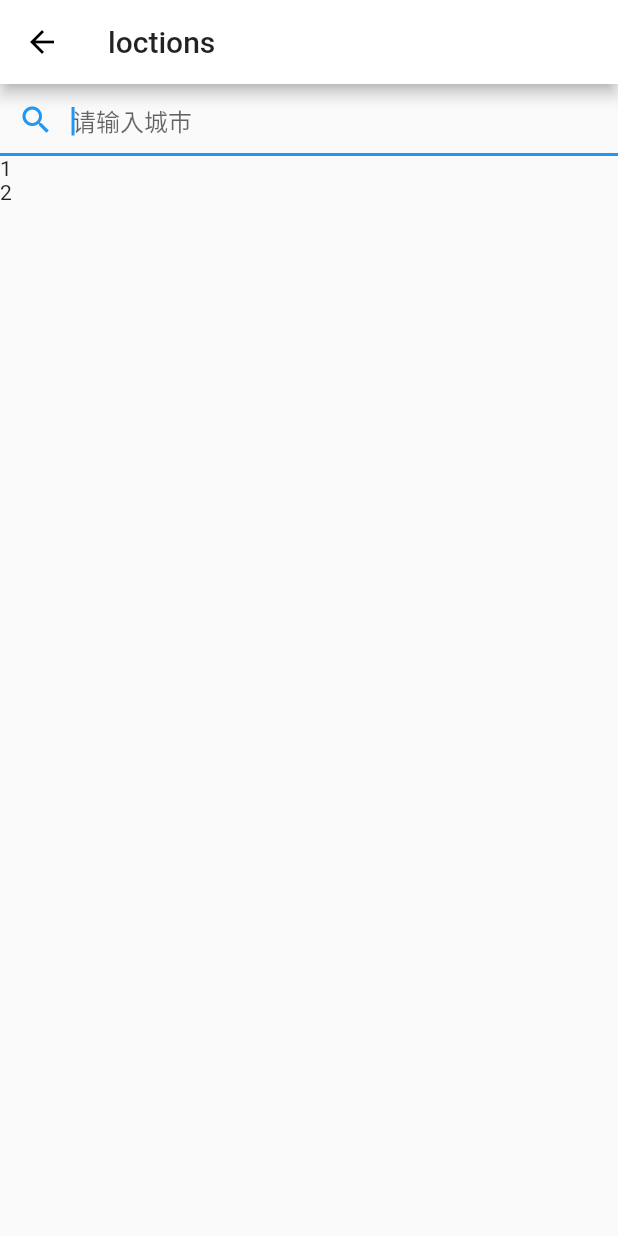
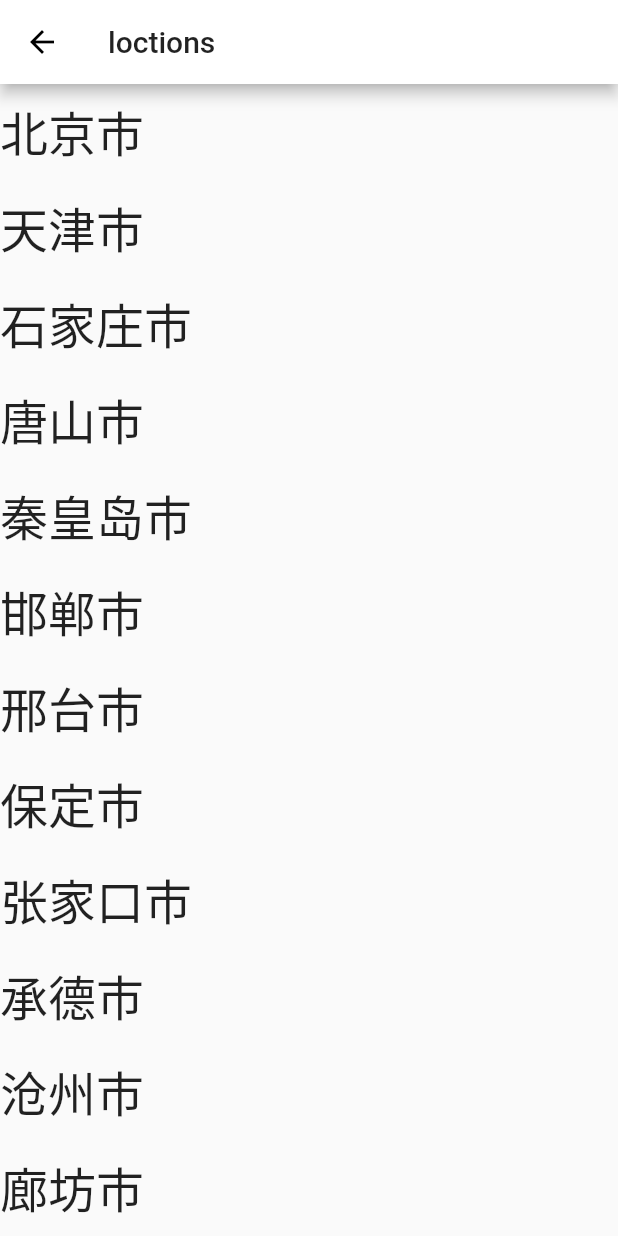
Before and after one commit to semperhhh/rainweat_flutter, a Flutter app: the loctionWidget screen opened directly, on a phone screen of 412 x 824 dp. Run offline on Flutter 3.47's test engine with Material 2 defaults, Android fonts, the light colour scheme and no system bars; our stand-ins replace dio, shared_preferences; accounts and stored records are empty.

Commit message:
添加图标

```diff
--- /dev/null
+++ b/lib/city.dart
@@ -0,0 +1,313 @@
+List cityList = ['北京市',
+'天津市',
+'石家庄市',
+'唐山市',
+'秦皇岛市',
+'邯郸市',
+'邢台市',
+'保定市',
+'张家口市',
+'承德市',
+'沧州市',
+'廊坊市',
+'衡水市',
+'太原市',
+'大同市',
+'阳泉市',
+'长治市',
+'晋城市',
+'朔州市',
+'晋中市',
+'运城市',
+'忻州市',
+'临汾市',
+'吕梁市',
+'呼和浩特市',
+'包头市',
+'乌海市',
+'赤峰市',
+'通辽市',
+'鄂尔多斯市',
+'呼伦贝尔市',
+'巴彦淖尔市',
+'乌兰察布市',
+'沈阳市',
+'大连市',
+'鞍山市',
+'抚顺市',
+'本溪市',
+'丹东市',
+'锦州市',
+'营口市',
+'阜新市',
+'辽阳市',
+'盘锦市',
+'铁岭市',
+'朝阳市',
+'葫芦岛市',
+'长春市',
+'吉林市',
+'四平市',
+'辽源市',
+'通化市',
+'白山市',
+'松原市',
+'白城市',
+'哈尔滨市',
+'齐齐哈尔市',
+'鸡西市',
+'鹤岗市',
+'双鸭山市',
+'大庆市',
+'伊春市',
+'佳木斯市',
+'七台河市',
+'牡丹江市',
+'黑河市',
+'绥化市',
+'上海市',
+'南京市',
+'无锡市',
+'徐州市',
+'常州市',
+'苏州市',
+'南通市',
+'连云港市',
+'淮安市',
+'盐城市',
+'扬州市',
+'镇江市',
+'泰州市',
+'宿迁市',
+'杭州市',
+'宁波市',
+'温州市',
+'嘉兴市',
+'湖州市',
+'绍兴市',
+'金华市',
+'衢州市',
+'舟山市',
+'台州市',
+'丽水市',
+'合肥市',
+'芜湖市',
+'蚌埠市',
+'淮南市',
+'马鞍山市',
+'淮北市',
+'铜陵市',
+'安庆市',
+'黄山市',
+'滁州市',
+'阜阳市',
+'宿州市',
+'六安市',
+'亳州市',
+'池州市',
+'宣城市',
+'福州市',
+'厦门市',
+'莆田市',
+'三明市',
+'泉州市',
+'漳州市',
+'南平市',
+'龙岩市',
+'宁德市',
+'南昌市',
+'景德镇市',
+'萍乡市',
+'九江市',
+'新余市',
+'鹰潭市',
+'赣州市',
+'吉安市',
+'宜春市',
+'抚州市',
+'上饶市',
+'济南市',
+'青岛市',
+'淄博市',
+'枣庄市',
+'东营市',
+'烟台市',
+'潍坊市',
+'济宁市',
+'泰安市',
+'威海市',
+'日照市',
+'莱芜市',
+'临沂市',
+'德州市',
+'聊城市',
+'滨州市',
+'菏泽市',
+'郑州市',
+'开封市',
+'洛阳市',
+'平顶山市',
+'安阳市',
+'鹤壁市',
+'新乡市',
+'焦作市',
+'濮阳市',
+'许昌市',
+'漯河市',
+'三门峡市',
+'南阳市',
+'商丘市',
+'信阳市',
+'周口市',
+'驻马店市',
+'武汉市',
+'黄石市',
+'十堰市',
+'宜昌市',
+'襄阳市',
+'鄂州市',
+'荆门市',
+'孝感市',
+'荆州市',
+'黄冈市',
+'咸宁市',
+'随州市',
+'长沙市',
+'株洲市',
+'湘潭市',
+'衡阳市',
+'邵阳市',
+'岳阳市',
+'常德市',
+'张家界市',
+'益阳市',
+'郴州市',
+'永州市',
+'怀化市',
+'娄底市',
+'广州市',
+'韶关市',
+'深圳市',
+'珠海市',
+'汕头市',
+'佛山市',
+'江门市',
+'湛江市',
+'茂名市',
+'肇庆市',
+'惠州市',
+'梅州市',
+'汕尾市',
+'河源市',
+'阳江市',
+'清远市',
+'东莞市',
+'中山市',
+'潮州市',
+'揭阳市',
+'云浮市',
+'南宁市',
+'柳州市',
+'桂林市',
+'梧州市',
+'北海市',
+'防城港市',
+'钦州市',
+'贵港市',
+'玉林市',
+'百色市',
+'贺州市',
+'河池市',
+'来宾市',
+'崇左市',
+'海口市',
+'三亚市',
+'三沙市',
+'儋州市',
+'重庆市',
+'成都市',
+'自贡市',
+'攀枝花市',
+'泸州市',
+'德阳市',
+'绵阳市',
+'广元市',
+'遂宁市',
+'内江市',
+'乐山市',
+'南充市',
+'眉山市',
+'宜宾市',
+'广安市',
+'达州市',
+'雅安市',
+'巴中市',
+'资阳市',
+'贵阳市',
+'六盘水市',
+'遵义市',
+'安顺市',
+'毕节市',
+'铜仁市',
+'昆明市',
+'曲靖市',
+'玉溪市',
+'保山市',
+'昭通市',
+'丽江市',
+'普洱市',
+'临沧市',
+'拉萨市',
+'日喀则市',
+'昌都市',
+'林芝市',
+'山南市',
+'那曲市',
+'西安市',
+'铜川市',
+'宝鸡市',
+'咸阳市',
+'渭南市',
+'延安市',
+'汉中市',
+'榆林市',
+'安康市',
+'商洛市',
+'兰州市',
+'嘉峪关市',
+'金昌市',
+'白银市',
+'天水市',
+'武威市',
+'张掖市',
+'平凉市',
+'酒泉市',
+'庆阳市',
+'定西市',
+'陇南市',
+'西宁市',
+'海东市',
+'银川市',
+'石嘴山市',
+'吴忠市',
+'固原市',
+'中卫市',
+'乌鲁木齐市',
+'克拉玛依市',
+'吐鲁番市',
+'哈密市',
+'台北市',
+'高雄市',
+'台南市',
+'台中市',
+'金门县',
+'南投县',
+'基隆市',
+'新竹市',
+'嘉义市',
+'新北市',
+'香港',
+'九龙',
+'新界',
+'澳门',
+];
--- a/lib/loctionWidget.dart
+++ b/lib/loctionWidget.dart
@@ -1,14 +1,22 @@
 import 'package:flutter/material.dart';
+import 'city.dart';
 
 class loctionWidget extends StatefulWidget {
-
   @override
-    createState() {
-      return loctionWidgetState();
-    }
+  createState() {
+    return loctionWidgetState();
+  }
 }
 
 class loctionWidgetState extends State<loctionWidget> {
+  TextEditingController _unameController = new TextEditingController(); //文本框
+
+  void initState() {
+    super.initState();
+    _unameController.addListener(() {
+      print(_unameController.text);
+    });
+  }
 
   @override
   Widget build(BuildContext context) {
@@ -16,19 +24,63 @@ class loctionWidgetState extends State<loctionWidget> {
       appBar: new AppBar(
         title: new Text("loctions"),
       ),
-      body: new ListView(
-        children: <Widget>[
-          new TextField(
-            autofocus: true,
-            decoration: InputDecoration(
-              prefixIcon: Icon(Icons.search),
-              hintText: "请输入城市",
-            ),
-          ),
-          new Text("1"),
-          new Text("2"),
-        ],
+      body: new ListView.builder(
+        itemCount: cityList.length,
+        itemBuilder: (BuildContext context, int index) {
+
+          // if (index == 0) {
+          //   return new TextField(
+          //     autofocus: true,
+          //     controller: _unameController, //设置controller
+          //     decoration: InputDecoration(
+          //       prefixIcon: Icon(Icons.search),
+          //       hintText: "请输入城市",
+          //     ),
+          //   );
+          // }
+
+          return cityViewCellWidget(index);
+        },
       ),
     );
   }
 }
+
+class cityViewCellWidget extends StatefulWidget {
+  int index;
+  cityViewCellWidget(this.index);
+  @override
+  State<StatefulWidget> createState() {
+    return cityViewCellWidgetState(index);
+  }
+}
+
+class cityViewCellWidgetState extends State<cityViewCellWidget> {
+  int index;
+  cityViewCellWidgetState(this.index);
+  TextStyle _bigStyle() {
+    return TextStyle(
+      fontSize: 32.0,
+      fontWeight: FontWeight.w300,
+    );
+  }
+
+  @override
+  Widget build(BuildContext context) {
+
+    return GestureDetector(
+      onTap: () {
+        print("cityList[index] -- ${cityList[index]}");
+        Navigator.pop(context,cityList[index]);
+      },
+      child: new Container(
+        alignment: Alignment.centerLeft,
+        height: 64.0,
+        child: new Text(
+          cityList[index],
+          style: _bigStyle(),
+        ),
+      ),
+    );
+  }
+}
--- a/lib/main.dart
+++ b/lib/main.dart
@@ -1,8 +1,15 @@
 import 'package:flutter/material.dart';
 import 'loctionWidget.dart'; //位置界面
 import 'package:dio/dio.dart'; //网络请求
-import 'package:http/http.dart' as http;
 import 'dart:convert';
+import 'package:shared_preferences/shared_preferences.dart'; //偏好存储
+
+//实例化网络类
+Dio dio = new Dio();
+String locationString = ""; //位置
+String ganMaoString; //感冒
+Color backColor = Colors.white;
+int currentInt = 0; //温度
 
 void main() => runApp(MyApp());
 
@@ -27,40 +34,41 @@ class HomePage extends StatefulWidget {
   }
 }
 
-//实例化网络类
-Dio dio = new Dio();
-
 //主页
-class HomePageState extends State<HomePage> {
-  String ganMaoString; //感冒
-  String loctionString = "北京";
-  Color backColor = Colors.white;
-  int currentInt;//温度
+class HomePageState extends State<HomePage> with WidgetsBindingObserver {
+  testLog() {
+    print("testLog");
+    setState(() {});
+  }
 
   //网络请求
-  getIPAddress() async {
+  getRequest() async {
     Response response;
-    String url = "http://wthrcdn.etouch.cn/weather_mini?city=北京";
+    if (locationString == "" || locationString == null) {
+      //如果为空
+      return;
+    }
+    String url = "http://wthrcdn.etouch.cn/weather_mini?city=$locationString";
     response = await dio.get(url);
     String jsonStr = response.data.toString();
 
     Map JsonMap = json.decode(jsonStr);
+
     setState(() {
       ganMaoString = JsonMap["data"]["ganmao"];
       currentInt = int.parse(JsonMap["data"]["wendu"]);
-
-      if (currentInt >30) {
+      if (currentInt > 30) {
         backColor = Colors.red[900];
-      }else if (currentInt <30 && currentInt >20) {
+      } else if (currentInt < 30 && currentInt >= 20) {
         backColor = Colors.red;
-      }else if (currentInt <20 && currentInt >10) {
+      } else if (currentInt < 20 && currentInt >= 10) {
+        backColor = Colors.yellow;
+      } else if (currentInt < 10 && currentInt >= 0) {
         backColor = Colors.green;
-      }else if (currentInt <10 && currentInt >0) {
-        backColor = Colors.green[300];
-      }else if (currentInt <0 && currentInt >-10) {
-        backColor = Colors.blue[200];
-      }else if (currentInt <-10) {
+      } else if (currentInt < 0 && currentInt >= -10) {
         backColor = Colors.blue;
+      } else if (currentInt < -10) {
+        backColor = Colors.orange;
       }
     });
   }
@@ -79,10 +87,71 @@ class HomePageState extends State<HomePage> {
   }
 
   //重写
-  @override void initState() {
+  @override
+  void initState() {
     super.initState();
 
-    getIPAddress();
+    fileOperation()._query("LOCATION").then((onValue) {
+      //then等价于await
+      if (onValue == "" || onValue == null) {
+        return;
+      }
+      locationString = onValue;
+      requestOperation().getRequest().then((onValue) {
+        setState(() {
+          if (currentInt > 30) {
+            backColor = Colors.red[900];
+          } else if (currentInt < 30 && currentInt >= 20) {
+            backColor = Colors.red;
+          } else if (currentInt < 20 && currentInt >= 10) {
+            backColor = Colors.yellow;
+          } else if (currentInt < 10 && currentInt >= 0) {
+            backColor = Colors.green;
+          } else if (currentInt < 0 && currentInt >= -10) {
+            backColor = Colors.blue;
+          } else if (currentInt < -10) {
+            backColor = Colors.orange;
+          }
+        });
+      });
+    });
+  }
+
+  void _loctionButtonAction() {
+    debugPrint("loctionButtonAction");
+    pushLoction();
+  }
+
+  //跳转位置界面
+  void pushLoction() {
+    Navigator.of(context).push(new MaterialPageRoute(builder: (context) {
+      return new loctionWidget();
+    })).then((onValue) {
+      print("点击位置返回 -- $onValue");
+      if (onValue == null && onValue == "") {
+        return;
+      }
+      locationString = onValue;
+      fileOperation()._add("LOCATION", locationString);
+      requestOperation().getRequest().then((onValue) {
+        print("requestOperation1 ------- $locationString");
+        setState(() {
+          if (currentInt > 30) {
+            backColor = Colors.red[900];
+          } else if (currentInt < 30 && currentInt >= 20) {
+            backColor = Colors.red;
+          } else if (currentInt < 20 && currentInt >= 10) {
+            backColor = Colors.yellow;
+          } else if (currentInt < 10 && currentInt >= 0) {
+            backColor = Colors.green;
+          } else if (currentInt < 0 && currentInt >= -10) {
+            backColor = Colors.blue;
+          } else if (currentInt < -10) {
+            backColor = Colors.orange;
+          }
+        });
+      });
+    });
   }
 
   @override
@@ -107,7 +176,7 @@ class HomePageState extends State<HomePage> {
                     //位置
                     new Container(
                       padding: EdgeInsets.all(15.0),
-                      child: weatherText("$loctionString"),
+                      child: weatherText("$locationString"),
                     ),
                     //感冒
                     new Container(
@@ -143,7 +212,16 @@ class HomePageState extends State<HomePage> {
               bottom: 44.0,
               width: 64.0,
               height: 64.0,
-              child: LoctionButtonWidget(),
+              child: new RaisedButton(
+                child: new Icon(
+                  Icons.location_on,
+                  color: Colors.green,
+                ),
+                shape: RoundedRectangleBorder(
+                  borderRadius: BorderRadius.circular(32.0),
+                ),
+                onPressed: _loctionButtonAction,
+              ),
             ),
           ],
         ),
@@ -152,38 +230,37 @@ class HomePageState extends State<HomePage> {
   }
 }
 
-//定位按钮
-class LoctionButtonWidget extends StatefulWidget {
-  @override
-  createState() {
-    return LoctionButtonWidgetState();
+class fileOperation {
+  //增
+  _add(var key, var value) async {
+    SharedPreferences prefs = await SharedPreferences.getInstance();
+    prefs.setString(key, value);
+  }
+
+  //查
+  Future<String> _query(var key) async {
+    SharedPreferences prefs = await SharedPreferences.getInstance();
+    String value = prefs.get(key);
+    print("query value --- $value");
+    return value;
   }
 }
 
-class LoctionButtonWidgetState extends State<LoctionButtonWidget> {
-  @override
-  Widget build(BuildContext context) {
-    return new RaisedButton(
-      child: new Icon(
-        Icons.location_on,
-        color: Colors.green,
-      ),
-      shape: RoundedRectangleBorder(
-        borderRadius: BorderRadius.circular(32.0),
-      ),
-      onPressed: _loctionButtonAction,
-    );
-  }
+//网络请求
+class requestOperation {
+  //网络请求
+  Future getRequest() async {
+    Response response;
+    if (locationString == "" || locationString == null) {
+      //如果为空
+      return;
+    }
 
-  void _loctionButtonAction() {
-    debugPrint("loctionButtonAction");
-    pushLoction();
-  }
-
-  //跳转位置界面
-  void pushLoction() {
-    Navigator.of(context).push(new MaterialPageRoute(builder: (context) {
-      return new loctionWidget();
-    }));
+    String url = "http://wthrcdn.etouch.cn/weather_mini?city=$locationString";
+    response = await dio.get(url);
+    String jsonStr = response.data.toString();
+    Map JsonMap = json.decode(jsonStr);
+    ganMaoString = JsonMap["data"]["ganmao"];
+    currentInt = int.parse(JsonMap["data"]["wendu"]);
   }
 }
--- a/pubspec.yaml
+++ b/pubspec.yaml
@@ -20,7 +20,7 @@ dependencies:
   # Use with the CupertinoIcons class for iOS style icons.
   cupertino_icons: ^0.1.2
   dio: ^1.0.9
-  http: ^0.11.3+17
+  shared_preferences: ^0.4.3
 
 dev_dependencies:
   flutter_test:
```
Also changed, not shown: 35 other files.
